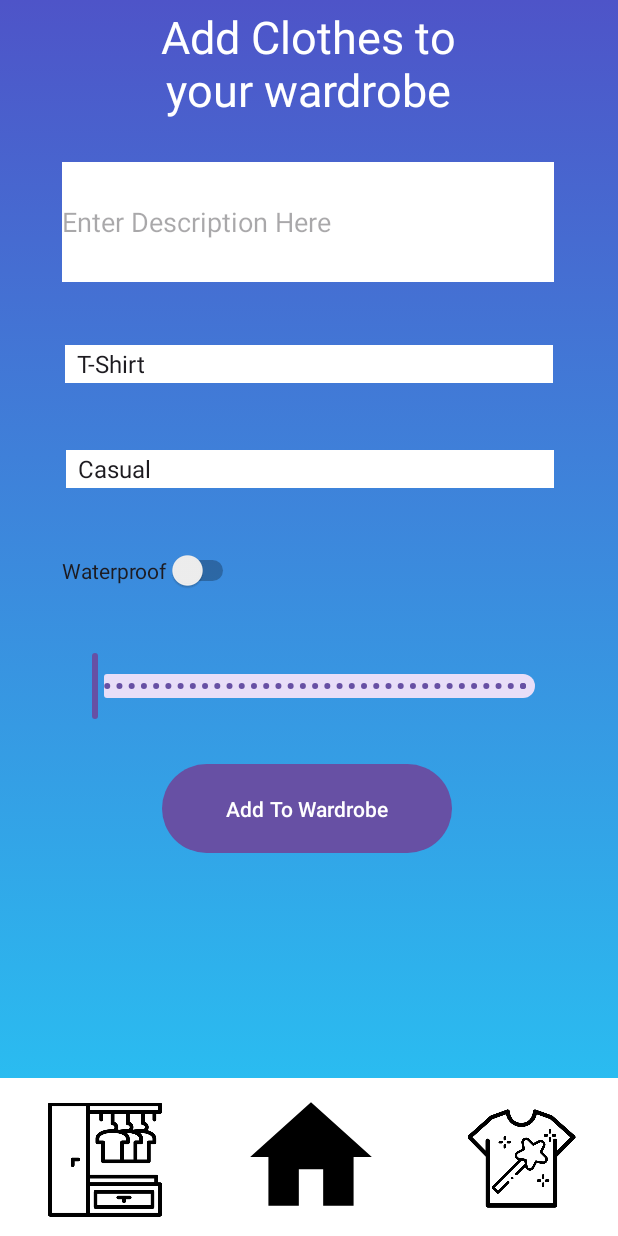
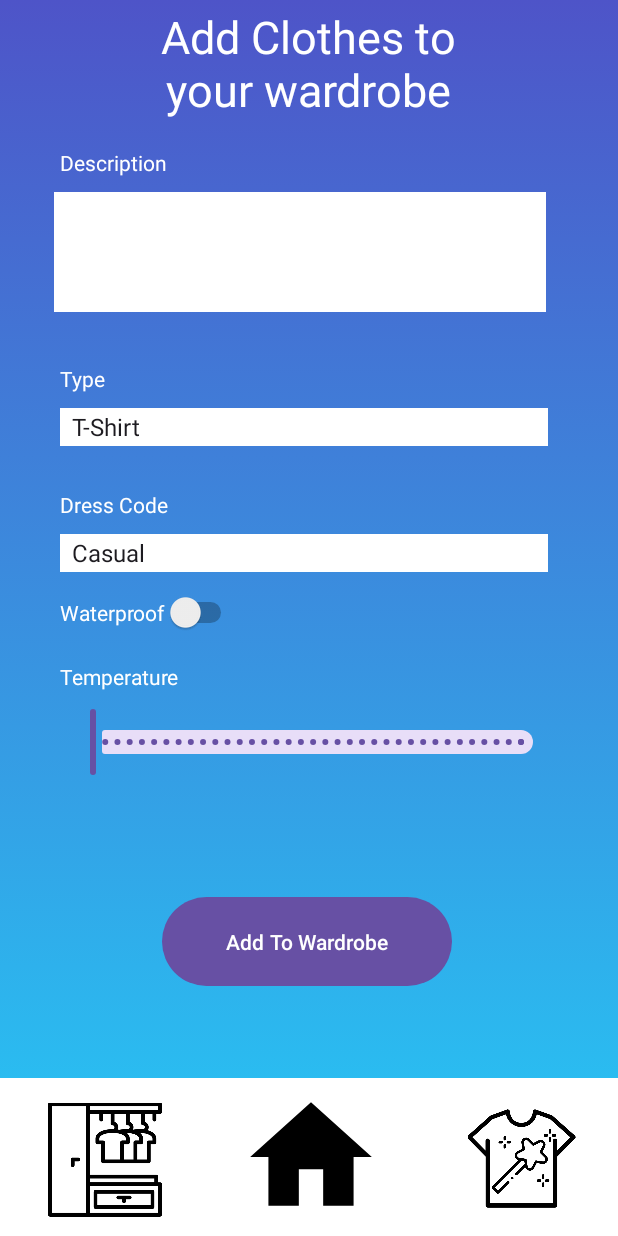
Before and after one commit to QueSchoenenberger/FashMe, an Android app: the CreateClothActivity screen opened directly, with no data from a screen before it, on a phone screen of 412 x 824 dp. Run offline under Robolectric (Android 15) with nearby library versions, the phone set to English and light mode, and no system bars.

Commit message:
update clothing view

```diff
--- a/app/src/main/res/layout/activity_create_cloth.xml
+++ b/app/src/main/res/layout/activity_create_cloth.xml
@@ -69,11 +69,10 @@
         android:id="@+id/editText"
         android:layout_width="328dp"
         android:layout_height="80dp"
-        android:layout_marginStart="41dp"
-        android:layout_marginTop="28dp"
+        android:layout_marginStart="36dp"
+        android:layout_marginTop="48dp"
+        android:background="#FFFFFF"
         android:backgroundTint="#FFFFFF"
-        android:background="#FFFFFF"
-        android:hint="Enter Description Here"
         app:layout_constraintStart_toStartOf="parent"
         app:layout_constraintTop_toBottomOf="@+id/titel" />
 
@@ -81,8 +80,8 @@
         android:id="@+id/type"
         android:layout_width="325dp"
         android:layout_height="25dp"
-        android:layout_marginStart="43dp"
-        android:layout_marginTop="42dp"
+        android:layout_marginStart="40dp"
+        android:layout_marginTop="64dp"
         android:background="#FFFFFF"
         app:layout_constraintStart_toStartOf="parent"
         app:layout_constraintTop_toBottomOf="@+id/editText" />
@@ -91,21 +90,20 @@
         android:id="@+id/style"
         android:layout_width="325dp"
         android:layout_height="25dp"
+        android:layout_marginStart="40dp"
+        android:layout_marginTop="148dp"
         android:background="#FFFFFF"
-        android:layout_marginStart="44dp"
-        android:layout_marginTop="112dp"
         app:layout_constraintStart_toStartOf="parent"
-        app:layout_constraintTop_toBottomOf="@+id/editText"
-        />
-
+        app:layout_constraintTop_toBottomOf="@+id/editText" />
 
     <Switch
         android:id="@+id/switch1"
         android:layout_width="wrap_content"
         android:layout_height="wrap_content"
-        android:layout_marginStart="41dp"
-        android:layout_marginTop="41dp"
+        android:layout_marginStart="40dp"
+        android:layout_marginTop="13dp"
         android:text="Waterproof"
+        android:textColor="#FFFFFF"
         app:layout_constraintStart_toStartOf="parent"
         app:layout_constraintTop_toBottomOf="@+id/style" />
 
@@ -113,22 +111,66 @@
         android:id="@+id/slider"
         android:layout_width="329dp"
         android:layout_height="46dp"
-        android:layout_marginStart="41dp"
-        android:layout_marginTop="39dp"
+        android:layout_marginStart="40dp"
+        android:layout_marginBottom="75dp"
         android:stepSize="1.0"
         android:valueFrom="-10.0"
         android:valueTo="45.0"
-        app:layout_constraintStart_toStartOf="parent"
-        app:layout_constraintTop_toBottomOf="@+id/switch1" />
+        app:layout_constraintBottom_toTopOf="@+id/button2"
+        app:layout_constraintStart_toStartOf="parent" />
 
     <Button
         android:id="@+id/button2"
         android:layout_width="193dp"
         android:layout_height="67dp"
         android:layout_marginStart="108dp"
-        android:layout_marginTop="24dp"
+        android:layout_marginBottom="57dp"
         android:text="Add To Wardrobe"
-        app:layout_constraintStart_toStartOf="parent"
-        app:layout_constraintTop_toBottomOf="@+id/slider" />
+        app:layout_constraintBottom_toTopOf="@+id/view5"
+        app:layout_constraintStart_toStartOf="parent" />
+
+    <TextView
+        android:id="@+id/textView"
+        android:layout_width="wrap_content"
+        android:layout_height="wrap_content"
+        android:layout_marginStart="40dp"
+        android:layout_marginBottom="10dp"
+        android:text="Description"
+        android:textColor="#FFFFFF"
+        app:layout_constraintBottom_toTopOf="@+id/editText"
+        app:layout_constraintStart_toStartOf="parent" />
+
+    <TextView
+        android:id="@+id/textView3"
+        android:layout_width="wrap_content"
+        android:layout_height="wrap_content"
+        android:layout_marginStart="40dp"
+        android:layout_marginBottom="10dp"
+        android:text="Type"
+        android:textColor="#FFFFFF"
+        app:layout_constraintBottom_toTopOf="@+id/type"
+        app:layout_constraintStart_toStartOf="parent" />
+
+    <TextView
+        android:id="@+id/textView5"
+        android:layout_width="wrap_content"
+        android:layout_height="wrap_content"
+        android:layout_marginStart="40dp"
+        android:layout_marginBottom="10dp"
+        android:text="Dress Code"
+        android:textColor="#FFFFFF"
+        app:layout_constraintBottom_toTopOf="@+id/style"
+        app:layout_constraintStart_toStartOf="parent" />
+
+    <TextView
+        android:id="@+id/textView6"
+        android:layout_width="wrap_content"
+        android:layout_height="wrap_content"
+        android:layout_marginStart="40dp"
+        android:layout_marginBottom="10dp"
+        android:text="Temperature"
+        android:textColor="#FFFFFF"
+        app:layout_constraintBottom_toTopOf="@+id/slider"
+        app:layout_constraintStart_toStartOf="parent" />
 
 </androidx.constraintlayout.widget.ConstraintLayout>
```
Also changed, not shown: app/src/main/res/values/strings.xml (line endings or trailing spaces).
